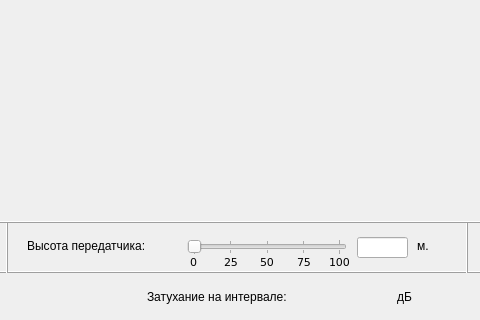
First picture: the form in src/nrrlsmainwindow.ui, repository shadowk1337/build-area-profile, before the edit; both pictures show x 463 to 943 and y 448 to 768 of the 1360 by 768 pixel window.
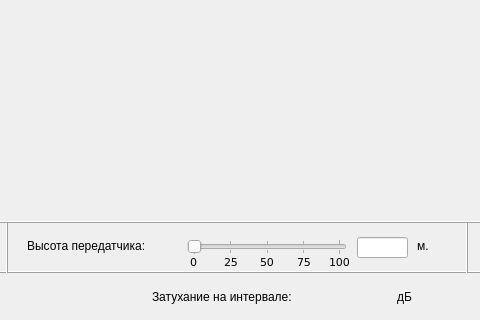
Second picture: the form after the edit. Custom widgets are drawn as their Qt base class.

What changed in the file:
```diff
--- a/src/nrrlsmainwindow.ui
+++ b/src/nrrlsmainwindow.ui
@@ -138,7 +138,7 @@
    <widget class="QLabel" name="label_attentuation">
     <property name="geometry">
      <rect>
-      <x>610</x>
+      <x>615</x>
       <y>736</y>
       <width>181</width>
       <height>17</height>
```
